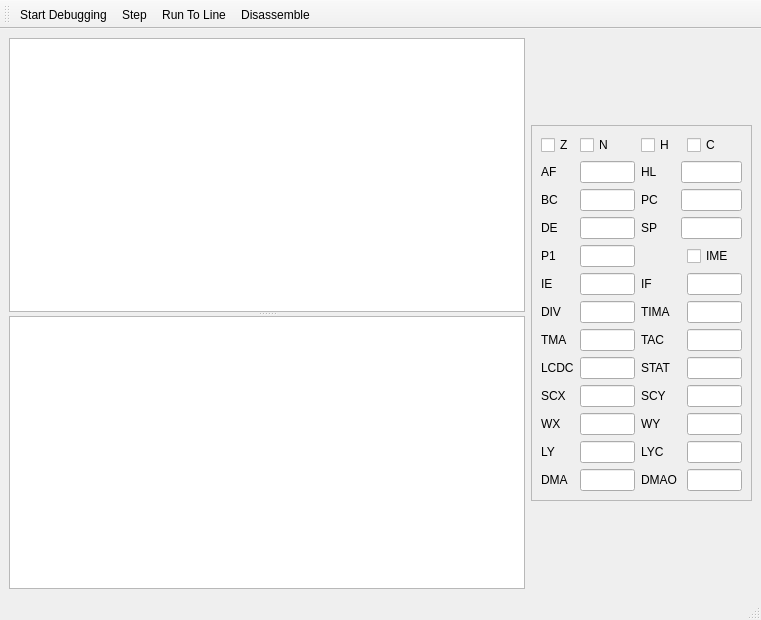
The window that src/ui/Debugger/DebuggerWindow.ui (zlisinski/gbemu) describes before a commit, drawn with Qt 5.
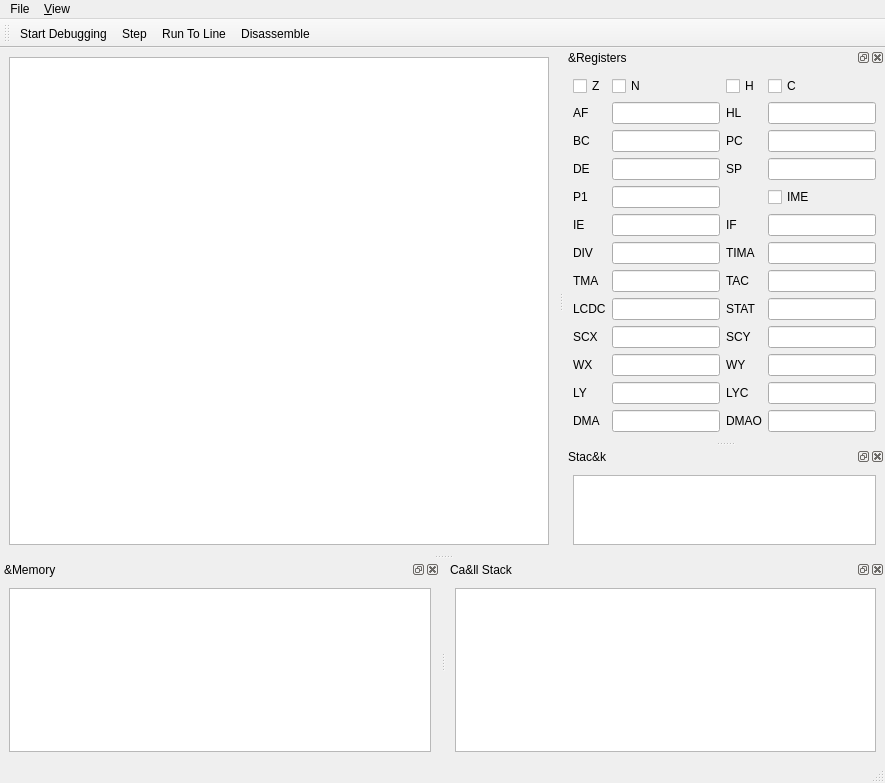
The same window after the commit.

Commit message: Converted debugger registers and memory areas to dock widgets, and added as-yet unimplemented stack and call stack dock widgets

Diff of the .ui file:
```diff
--- a/src/ui/Debugger/DebuggerWindow.ui
+++ b/src/ui/Debugger/DebuggerWindow.ui
@@ -6,20 +6,16 @@
    <rect>
     <x>0</x>
     <y>0</y>
-    <width>761</width>
-    <height>620</height>
+    <width>885</width>
+    <height>783</height>
    </rect>
   </property>
   <property name="windowTitle">
    <string>Debugger</string>
   </property>
   <widget class="QWidget" name="centralwidget">
-   <layout class="QHBoxLayout" name="horizontalLayout">
-    <item>
-     <widget class="QSplitter" name="splitter">
-      <property name="orientation">
-       <enum>Qt::Vertical</enum>
-      </property>
+   <layout class="QGridLayout" name="gridLayout_4">
+    <item row="0" column="0">
       <widget class="QTableView" name="disassemblyView">
        <property name="selectionMode">
         <enum>QAbstractItemView::SingleSelection</enum>
@@ -28,34 +24,125 @@
         <enum>QAbstractItemView::SelectRows</enum>
        </property>
       </widget>
-      <widget class="QTableView" name="memoryView"/>
-     </widget>
     </item>
-    <item>
-     <widget class="QFrame" name="frame">
-      <property name="sizePolicy">
-       <sizepolicy hsizetype="Fixed" vsizetype="Fixed">
-        <horstretch>0</horstretch>
-        <verstretch>0</verstretch>
-       </sizepolicy>
-      </property>
+   </layout>
+  </widget>
+  <widget class="QMenuBar" name="menubar">
+   <property name="geometry">
+    <rect>
+     <x>0</x>
+     <y>0</y>
+     <width>885</width>
+     <height>30</height>
+    </rect>
+   </property>
+   <widget class="QMenu" name="menuFile">
+    <property name="title">
+     <string>File</string>
+    </property>
+   </widget>
+   <widget class="QMenu" name="menuView">
+    <property name="title">
+     <string>&amp;View</string>
+    </property>
+   </widget>
+   <addaction name="menuFile"/>
+   <addaction name="menuView"/>
+  </widget>
+  <widget class="QStatusBar" name="statusbar"/>
+  <widget class="QToolBar" name="toolBar">
+   <property name="windowTitle">
+    <string>toolBar</string>
+   </property>
+   <attribute name="toolBarArea">
+    <enum>TopToolBarArea</enum>
+   </attribute>
+   <attribute name="toolBarBreak">
+    <bool>false</bool>
+   </attribute>
+   <addaction name="actionToggleDebugging"/>
+   <addaction name="actionStep"/>
+   <addaction name="actionRunToLine"/>
+   <addaction name="actionDisassemble"/>
+  </widget>
+  <widget class="QDockWidget" name="dockRegisters">
       <property name="maximumSize">
        <size>
-        <width>221</width>
-        <height>16777215</height>
-       </size>
-      </property>
-      <property name="frameShape">
-       <enum>QFrame::StyledPanel</enum>
-      </property>
-      <property name="frameShadow">
-       <enum>QFrame::Raised</enum>
-      </property>
-      <layout class="QGridLayout" name="gridLayout_2">
-       <item row="0" column="0">
+     <width>524287</width>
+     <height>434</height>
+    </size>
+   </property>
+   <property name="windowTitle">
+    <string>&amp;Registers</string>
+   </property>
+   <attribute name="dockWidgetArea">
+    <number>2</number>
+   </attribute>
+   <widget class="QWidget" name="dockWidgetContents_2">
+    <property name="maximumSize">
+     <size>
+      <width>16777215</width>
+      <height>400</height>
+     </size>
+    </property>
         <layout class="QGridLayout" name="gridLayout">
-         <item row="4" column="1">
-          <widget class="QLineEdit" name="txtRegP1"/>
+     <item row="0" column="0">
+      <widget class="QCheckBox" name="chkFlagZ">
+       <property name="text">
+        <string>Z</string>
+       </property>
+      </widget>
+     </item>
+     <item row="0" column="1">
+      <widget class="QCheckBox" name="chkFlagN">
+       <property name="text">
+        <string>N</string>
+       </property>
+      </widget>
+     </item>
+     <item row="0" column="2">
+      <widget class="QCheckBox" name="chkFlagH">
+       <property name="text">
+        <string>H</string>
+       </property>
+      </widget>
+     </item>
+     <item row="0" column="3">
+      <widget class="QCheckBox" name="chkFlagC">
+       <property name="text">
+        <string>C</string>
+       </property>
+      </widget>
+     </item>
+     <item row="1" column="0">
+      <widget class="QLabel" name="label">
+       <property name="text">
+        <string>AF</string>
+       </property>
+      </widget>
+     </item>
+     <item row="1" column="1">
+      <widget class="QLineEdit" name="txtAF"/>
+     </item>
+     <item row="1" column="2">
+      <widget class="QLabel" name="label_4">
+       <property name="text">
+        <string>HL</string>
+       </property>
+      </widget>
+     </item>
+     <item row="1" column="3">
+      <widget class="QLineEdit" name="txtHL"/>
+     </item>
+     <item row="2" column="0">
+      <widget class="QLabel" name="label_2">
+       <property name="text">
+        <string>BC</string>
+       </property>
+      </widget>
+     </item>
+     <item row="2" column="1">
+      <widget class="QLineEdit" name="txtBC"/>
          </item>
          <item row="2" column="2">
           <widget class="QLabel" name="label_6">
@@ -64,32 +151,8 @@
            </property>
           </widget>
          </item>
-         <item row="1" column="3" colspan="2">
-          <widget class="QLineEdit" name="txtHL"/>
-         </item>
-         <item row="5" column="2" colspan="2">
-          <widget class="QLabel" name="label_26">
-           <property name="text">
-            <string>IF</string>
-           </property>
-          </widget>
-         </item>
-         <item row="4" column="0">
-          <widget class="QLabel" name="label_16">
-           <property name="text">
-            <string>P1</string>
-           </property>
-          </widget>
-         </item>
-         <item row="8" column="1">
-          <widget class="QLineEdit" name="txtRegLCDC"/>
-         </item>
-         <item row="6" column="2" colspan="2">
-          <widget class="QLabel" name="label_24">
-           <property name="text">
-            <string>TIMA</string>
-           </property>
-          </widget>
+     <item row="2" column="3">
+      <widget class="QLineEdit" name="txtPC"/>
          </item>
          <item row="3" column="0">
           <widget class="QLabel" name="label_3">
@@ -98,41 +161,35 @@
            </property>
           </widget>
          </item>
-         <item row="2" column="3" colspan="2">
-          <widget class="QLineEdit" name="txtPC"/>
-         </item>
-         <item row="5" column="4">
-          <widget class="QLineEdit" name="txtRegIF"/>
-         </item>
-         <item row="2" column="0">
-          <widget class="QLabel" name="label_2">
+     <item row="3" column="1">
+      <widget class="QLineEdit" name="txtDE"/>
+     </item>
+     <item row="3" column="2">
+      <widget class="QLabel" name="label_7">
            <property name="text">
-            <string>BC</string>
+        <string>SP</string>
            </property>
           </widget>
          </item>
-         <item row="9" column="2" colspan="2">
-          <widget class="QLabel" name="label_25">
-           <property name="text">
-            <string>SCY</string>
-           </property>
-          </widget>
-         </item>
-         <item row="6" column="1">
-          <widget class="QLineEdit" name="txtRegDIV"/>
-         </item>
-         <item row="3" column="3" colspan="2">
+     <item row="3" column="3">
           <widget class="QLineEdit" name="txtSP"/>
          </item>
-         <item row="8" column="2" colspan="2">
-          <widget class="QLabel" name="label_23">
+     <item row="4" column="0">
+      <widget class="QLabel" name="label_16">
            <property name="text">
-            <string>STAT</string>
+        <string>P1</string>
            </property>
           </widget>
          </item>
-         <item row="5" column="1">
-          <widget class="QLineEdit" name="txtRegIE"/>
+     <item row="4" column="1">
+      <widget class="QLineEdit" name="txtRegP1"/>
+     </item>
+     <item row="4" column="3">
+      <widget class="QCheckBox" name="chkRegIME">
+       <property name="text">
+        <string>IME</string>
+       </property>
+      </widget>
          </item>
          <item row="5" column="0">
           <widget class="QLabel" name="label_5">
@@ -141,6 +198,19 @@
            </property>
           </widget>
          </item>
+     <item row="5" column="1">
+      <widget class="QLineEdit" name="txtRegIE"/>
+     </item>
+     <item row="5" column="2">
+      <widget class="QLabel" name="label_26">
+       <property name="text">
+        <string>IF</string>
+       </property>
+      </widget>
+     </item>
+     <item row="5" column="3">
+      <widget class="QLineEdit" name="txtRegIF"/>
+     </item>
          <item row="6" column="0">
           <widget class="QLabel" name="label_8">
            <property name="text">
@@ -148,47 +218,59 @@
            </property>
           </widget>
          </item>
-         <item row="1" column="2">
-          <widget class="QLabel" name="label_4">
+     <item row="6" column="1">
+      <widget class="QLineEdit" name="txtRegDIV"/>
+     </item>
+     <item row="6" column="2">
+      <widget class="QLabel" name="label_24">
            <property name="text">
-            <string>HL</string>
+        <string>TIMA</string>
            </property>
           </widget>
          </item>
-         <item row="12" column="1">
-          <widget class="QLineEdit" name="txtRegDMA"/>
-         </item>
-         <item row="7" column="2" colspan="2">
+     <item row="6" column="3">
+      <widget class="QLineEdit" name="txtRegTIMA"/>
+     </item>
+     <item row="7" column="0">
+      <widget class="QLabel" name="label_9">
+       <property name="text">
+        <string>TMA</string>
+       </property>
+      </widget>
+     </item>
+     <item row="7" column="1">
+      <widget class="QLineEdit" name="txtRegTMA"/>
+     </item>
+     <item row="7" column="2">
           <widget class="QLabel" name="label_22">
            <property name="text">
             <string>TAC</string>
            </property>
           </widget>
          </item>
-         <item row="2" column="1">
-          <widget class="QLineEdit" name="txtBC"/>
-         </item>
-         <item row="3" column="2">
-          <widget class="QLabel" name="label_7">
+     <item row="7" column="3">
+      <widget class="QLineEdit" name="txtRegTAC"/>
+     </item>
+     <item row="8" column="0">
+      <widget class="QLabel" name="label_10">
            <property name="text">
-            <string>SP</string>
+        <string>LCDC</string>
            </property>
           </widget>
          </item>
-         <item row="12" column="0">
-          <widget class="QLabel" name="label_13">
-           <property name="text">
-            <string>DMA</string>
-           </property>
-          </widget>
-         </item>
-         <item row="0" column="4">
-          <widget class="QCheckBox" name="chkFlagC">
+     <item row="8" column="1">
+      <widget class="QLineEdit" name="txtRegLCDC"/>
+     </item>
+     <item row="8" column="2">
+      <widget class="QLabel" name="label_23">
            <property name="text">
-            <string>C</string>
+        <string>STAT</string>
            </property>
           </widget>
          </item>
+     <item row="8" column="3">
+      <widget class="QLineEdit" name="txtRegSTAT"/>
+     </item>
          <item row="9" column="0">
           <widget class="QLabel" name="label_11">
            <property name="text">
@@ -196,78 +278,19 @@
            </property>
           </widget>
          </item>
-         <item row="3" column="1">
-          <widget class="QLineEdit" name="txtDE"/>
-         </item>
-         <item row="11" column="1">
-          <widget class="QLineEdit" name="txtRegLY"/>
-         </item>
          <item row="9" column="1">
           <widget class="QLineEdit" name="txtRegSCX"/>
          </item>
-         <item row="4" column="4">
-          <widget class="QCheckBox" name="chkRegIME">
+     <item row="9" column="2">
+      <widget class="QLabel" name="label_25">
            <property name="text">
-            <string>IME</string>
+        <string>SCY</string>
            </property>
           </widget>
          </item>
-         <item row="10" column="1">
-          <widget class="QLineEdit" name="txtRegWX"/>
-         </item>
-         <item row="1" column="0">
-          <widget class="QLabel" name="label">
-           <property name="text">
-            <string>AF</string>
-           </property>
-          </widget>
-         </item>
-         <item row="8" column="4">
-          <widget class="QLineEdit" name="txtRegSTAT"/>
-         </item>
-         <item row="6" column="4">
-          <widget class="QLineEdit" name="txtRegTIMA"/>
-         </item>
-         <item row="7" column="0">
-          <widget class="QLabel" name="label_9">
-           <property name="text">
-            <string>TMA</string>
-           </property>
-          </widget>
-         </item>
-         <item row="11" column="2" colspan="2">
-          <widget class="QLabel" name="label_17">
-           <property name="text">
-            <string>LYC</string>
-           </property>
-          </widget>
-         </item>
-         <item row="1" column="1">
-          <widget class="QLineEdit" name="txtAF"/>
-         </item>
-         <item row="10" column="4">
-          <widget class="QLineEdit" name="txtRegWY"/>
-         </item>
-         <item row="0" column="2">
-          <widget class="QCheckBox" name="chkFlagH">
-           <property name="text">
-            <string>H</string>
-           </property>
-          </widget>
-         </item>
-         <item row="9" column="4">
+     <item row="9" column="3">
           <widget class="QLineEdit" name="txtRegSCY"/>
          </item>
-         <item row="7" column="1">
-          <widget class="QLineEdit" name="txtRegTMA"/>
-         </item>
-         <item row="11" column="0">
-          <widget class="QLabel" name="label_12">
-           <property name="text">
-            <string>LY</string>
-           </property>
-          </widget>
-         </item>
          <item row="10" column="0">
           <widget class="QLabel" name="label_15">
            <property name="text">
@@ -275,82 +298,106 @@
            </property>
           </widget>
          </item>
-         <item row="10" column="2" colspan="2">
+     <item row="10" column="1">
+      <widget class="QLineEdit" name="txtRegWX"/>
+     </item>
+     <item row="10" column="2">
           <widget class="QLabel" name="label_18">
            <property name="text">
             <string>WY</string>
            </property>
           </widget>
          </item>
-         <item row="7" column="4">
-          <widget class="QLineEdit" name="txtRegTAC"/>
-         </item>
-         <item row="12" column="4">
-          <widget class="QLineEdit" name="txtRegCurDMA"/>
-         </item>
-         <item row="11" column="4">
+     <item row="10" column="3">
+      <widget class="QLineEdit" name="txtRegWY"/>
+     </item>
+     <item row="11" column="0">
+      <widget class="QLabel" name="label_12">
+       <property name="text">
+        <string>LY</string>
+       </property>
+      </widget>
+     </item>
+     <item row="11" column="1">
+      <widget class="QLineEdit" name="txtRegLY"/>
+     </item>
+     <item row="11" column="2">
+      <widget class="QLabel" name="label_17">
+       <property name="text">
+        <string>LYC</string>
+       </property>
+      </widget>
+     </item>
+     <item row="11" column="3">
           <widget class="QLineEdit" name="txtRegLYC"/>
          </item>
-         <item row="8" column="0">
-          <widget class="QLabel" name="label_10">
+     <item row="12" column="0">
+      <widget class="QLabel" name="label_13">
            <property name="text">
-            <string>LCDC</string>
+        <string>DMA</string>
            </property>
           </widget>
          </item>
-         <item row="12" column="2" colspan="2">
+     <item row="12" column="1">
+      <widget class="QLineEdit" name="txtRegDMA"/>
+     </item>
+     <item row="12" column="2">
           <widget class="QLabel" name="label_14">
            <property name="text">
             <string>DMAO</string>
            </property>
           </widget>
          </item>
-         <item row="0" column="1">
-          <widget class="QCheckBox" name="chkFlagN">
-           <property name="text">
-            <string>N</string>
-           </property>
-          </widget>
-         </item>
-         <item row="0" column="0">
-          <widget class="QCheckBox" name="chkFlagZ">
-           <property name="text">
-            <string>Z</string>
-           </property>
-          </widget>
-         </item>
-        </layout>
-       </item>
-      </layout>
-     </widget>
+     <item row="12" column="3">
+      <widget class="QLineEdit" name="txtRegCurDMA"/>
+     </item>
+    </layout>
+   </widget>
+  </widget>
+  <widget class="QDockWidget" name="dockStack">
+   <property name="windowTitle">
+    <string>Stac&amp;k</string>
+   </property>
+   <attribute name="dockWidgetArea">
+    <number>2</number>
+   </attribute>
+   <widget class="QWidget" name="dockWidgetContents_3">
+    <layout class="QGridLayout" name="gridLayout_2">
+     <item row="0" column="0">
+      <widget class="QTableView" name="stackView"/>
+     </item>
+    </layout>
+   </widget>
+  </widget>
+  <widget class="QDockWidget" name="dockMemory">
+   <property name="windowTitle">
+    <string>&amp;Memory</string>
+   </property>
+   <attribute name="dockWidgetArea">
+    <number>8</number>
+   </attribute>
+   <widget class="QWidget" name="dockWidgetContents">
+    <layout class="QGridLayout" name="gridLayout_6">
+     <item row="0" column="0">
+      <widget class="QTableView" name="memoryView"/>
     </item>
    </layout>
   </widget>
-  <widget class="QMenuBar" name="menubar">
-   <property name="geometry">
-    <rect>
-     <x>0</x>
-     <y>0</y>
-     <width>761</width>
-     <height>30</height>
-    </rect>
-   </property>
   </widget>
-  <widget class="QStatusBar" name="statusbar"/>
-  <widget class="QToolBar" name="toolBar">
+  <widget class="QDockWidget" name="dockCallStack">
    <property name="windowTitle">
-    <string>toolBar</string>
+    <string>Ca&amp;ll Stack</string>
    </property>
-   <attribute name="toolBarArea">
-    <enum>TopToolBarArea</enum>
+   <attribute name="dockWidgetArea">
+    <number>8</number>
    </attribute>
-   <attribute name="toolBarBreak">
-    <bool>false</bool>
-   </attribute>
-   <addaction name="actionToggleDebugging"/>
-   <addaction name="actionStep"/>
-   <addaction name="actionRunToLine"/>
-   <addaction name="actionDisassemble"/>
+   <widget class="QWidget" name="dockWidgetContents_4">
+    <layout class="QGridLayout" name="gridLayout_3">
+     <item row="0" column="0">
+      <widget class="QListWidget" name="callStackView"/>
+     </item>
+    </layout>
+   </widget>
   </widget>
   <action name="actionToggleDebugging">
    <property name="checkable">
```
Lines whose indentation alone changed are shown as unchanged. The commit also changes 1 other file.
